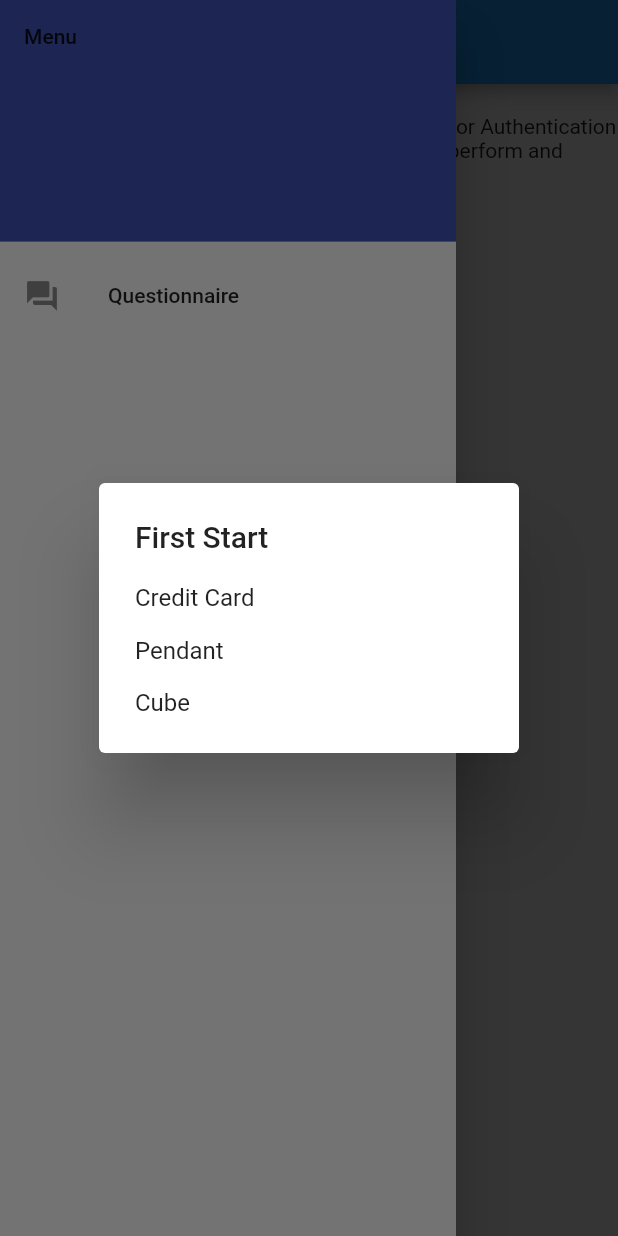
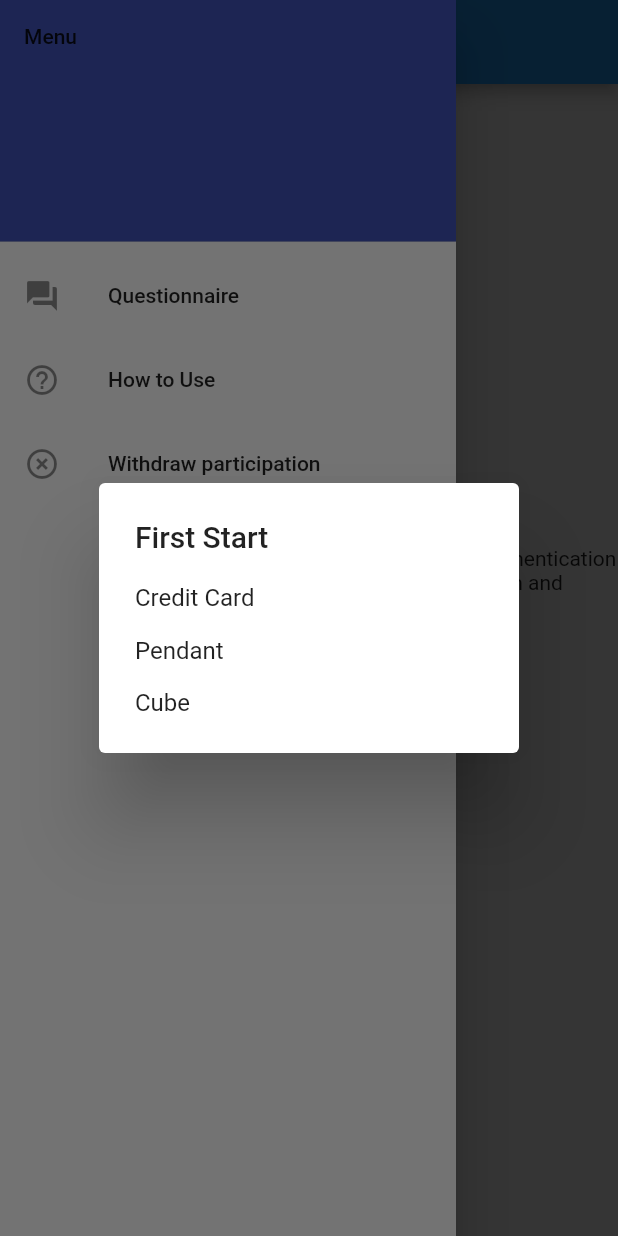
Before and after one commit to mTurner-beepboop/t2fa_study_app, a Flutter app: the screen it shows after launch, with the side drawer open, on a phone screen of 412 x 824 dp. Run offline on Flutter 3.47's test engine with Material 2 defaults, Android fonts, the phone set to English and light mode, and no system bars; our stand-ins replace cloud_firestore, firebase_core, firebase_messaging, flutter_local_notifications; accounts and stored records are empty.

Commit message:
Added a few more pages accessible from menu bar - withdraw and tutorial. For now just stubs

```diff
--- a/lib/home.dart
+++ b/lib/home.dart
@@ -1,5 +1,7 @@
 import 'package:flutter/material.dart';
+import 'withdraw.dart';
 import 'questions.dart';
+import 'tutorial.dart';
 import 'auth/auth.dart';
 import 'local.dart';
 
@@ -93,12 +95,32 @@ class _HomeState extends State<Home> {
               },
               leading: const Icon(Icons.question_answer),
               title: const Text("Questionnaire"),
+            ),
+            ListTile(
+              onTap: (){
+                Navigator.push(
+                  context,
+                  MaterialPageRoute(builder: (context) => const Tutorial()),
+                );
+              },
+              leading: const Icon(Icons.help_outline),
+              title: const Text("How to Use")
+            ),
+            ListTile(
+              onTap: (){
+                Navigator.push(
+                  context,
+                  MaterialPageRoute(builder: (context) => const Withdraw()),
+                );
+              },
+              leading: const Icon(Icons.highlight_remove),
+              title: const Text("Withdraw participation"),
             )
           ]
         )
       ),
-      body: Center(
-        child: Column(
+      body: Column(
+        mainAxisAlignment: MainAxisAlignment.center,
         children: [
           const SizedBox(
             height: 20,
@@ -112,7 +134,7 @@ class _HomeState extends State<Home> {
           Center(
             child: widget.object == null
                    ? const Text("You have yet to select an object")
-                     : Text(getStringObject(widget.object)),
+                   : Text("The object you have been assigned is: " + getStringObject(widget.object)),
           ),
           const SizedBox(
             height: 40,
@@ -131,7 +153,6 @@ class _HomeState extends State<Home> {
           ),
         ],
       )
-      )
     );
   }
 }
--- /dev/null
+++ b/lib/withdraw.dart
@@ -0,0 +1,17 @@
+import 'package:flutter/material.dart';
+
+//TODO - Implement a way to withdraw from the study (probably just send in a request to firebase with id of participant and such)
+
+class Withdraw extends StatefulWidget {
+  const Withdraw({Key? key}) : super(key: key);
+
+  @override
+  State<Withdraw> createState() => _WithdrawState();
+}
+
+class _WithdrawState extends State<Withdraw> {
+  @override
+  Widget build(BuildContext context) {
+    return Container();
+  }
+}
```
Also changed, not shown: lib/tutorial.dart (added, +22 -0 lines). Lines whose indentation alone changed are shown as unchanged.
